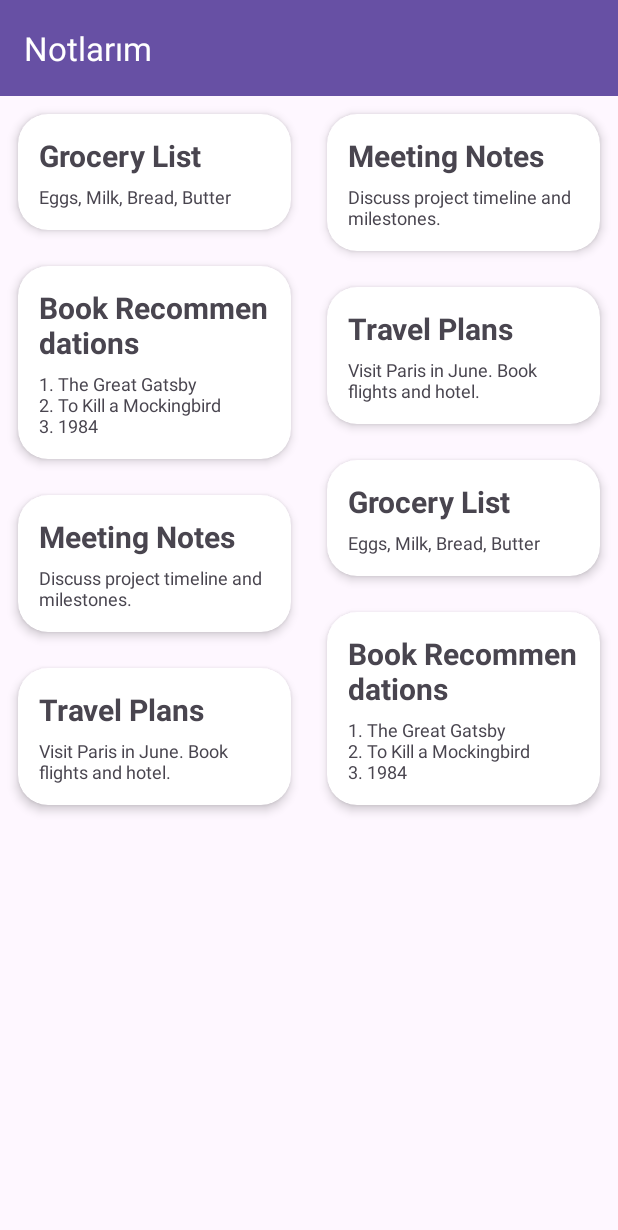
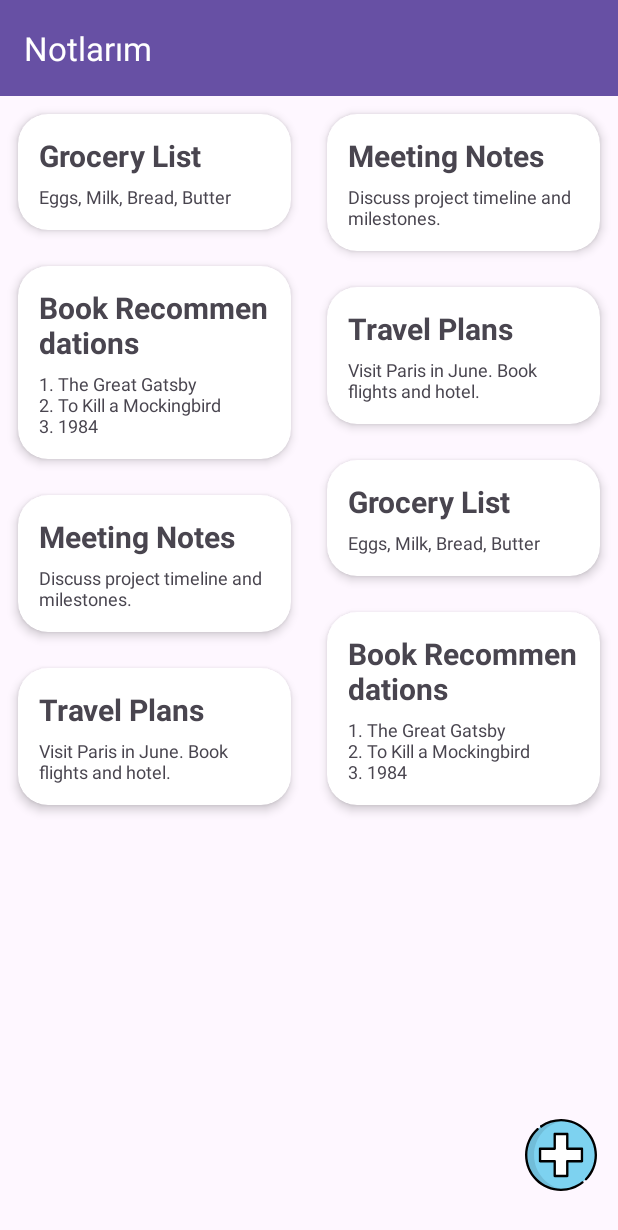
Before and after one commit to oktyGnc/Notmi, an Android app: the screen it shows after launch (MainActivity), on a phone screen of 412 x 824 dp. Shown: the top 1230 px of the screen. Run offline under Robolectric (Android 15) with nearby library versions, the phone set to English and light mode, and no system bars; our stand-ins replace Dagger/Hilt's generated code, Room's generated code, navigation-ui.

Commit message:
feat: Add icons to fragment_note_list layout

```diff
--- /dev/null
+++ b/app/src/main/res/drawable/ic_add.xml
@@ -0,0 +1,17 @@
+<vector xmlns:android="http://schemas.android.com/apk/res/android" android:height="48dp" android:viewportHeight="512" android:viewportWidth="512" android:width="48dp">
+
+    <path android:fillColor="#7DD2F0" android:pathData="M256,256m-247.61,0a247.61,247.61 0,1 1,495.22 0a247.61,247.61 0,1 1,-495.22 0"/>
+
+    <path android:fillAlpha="0.1" android:fillColor="#FF000000" android:pathData="M64.32,256c0,-127.29 96.06,-232.13 219.65,-246.03c-9.18,-1.03 -18.51,-1.58 -27.97,-1.58c-136.75,0 -247.61,110.86 -247.61,247.61s110.86,247.61 247.61,247.61c9.46,0 18.78,-0.55 27.97,-1.58C160.38,488.13 64.32,383.29 64.32,256z" android:strokeAlpha="0.1"/>
+
+    <path android:fillColor="#FFFFFF" android:pathData="M404.96,211.41l-104.37,0l0,-104.37l-89.18,0l0,104.37l-104.37,0l0,89.18l104.37,0l0,104.37l89.18,0l0,-104.37l104.37,0z"/>
+
+    <path android:fillColor="#FF000000" android:pathData="M256,512c-68.38,0 -132.67,-26.63 -181.02,-74.98C26.63,388.67 0,324.38 0,256c0,-36.75 7.62,-72.23 22.66,-105.45c14.52,-32.09 35.17,-60.41 61.36,-84.18c3.43,-3.11 8.74,-2.86 11.85,0.57c3.11,3.43 2.86,8.74 -0.57,11.85c-49.9,45.28 -78.52,109.87 -78.52,177.2c0,63.9 24.88,123.97 70.07,169.15c45.18,45.18 105.26,70.07 169.15,70.07c54.06,0 105.07,-17.59 147.51,-50.88c3.65,-2.86 8.92,-2.22 11.78,1.42c2.86,3.64 2.22,8.92 -1.42,11.78C368.45,493.17 313.86,512 256,512z"/>
+
+    <path android:fillColor="#FF000000" android:pathData="M116.4,59.88c-2.68,0 -5.31,-1.28 -6.93,-3.65c-2.6,-3.81 -1.65,-9 2.13,-11.63c3.72,-2.64 8.89,-1.82 11.61,1.87c2.75,3.73 1.95,8.98 -1.78,11.73c-0.08,0.06 -0.22,0.16 -0.3,0.21C119.68,59.4 118.03,59.88 116.4,59.88z"/>
+
+    <path android:fillColor="#FF000000" android:pathData="M433.49,437.02c-2.11,0 -4.22,-0.79 -5.85,-2.38c-3.32,-3.23 -3.39,-8.54 -0.16,-11.86c43.69,-44.91 67.75,-104.14 67.75,-166.78c0,-63.9 -24.88,-123.97 -70.07,-169.15S319.9,16.78 256,16.78c-48.38,0 -94.99,14.38 -134.79,41.58c-3.83,2.61 -9.05,1.63 -11.66,-2.19c-2.61,-3.83 -1.63,-9.05 2.19,-11.66C154.35,15.39 204.23,0 256,0c68.38,0 132.67,26.63 181.02,74.98s74.98,112.64 74.98,181.02c0,67.03 -25.75,130.42 -72.5,178.48C437.86,436.17 435.67,437.02 433.49,437.02z"/>
+
+    <path android:fillColor="#FF000000" android:pathData="M300.59,413.35h-89.18c-4.63,0 -8.39,-3.76 -8.39,-8.39v-95.98h-95.98c-4.63,0 -8.39,-3.76 -8.39,-8.39v-89.18c0,-4.63 3.76,-8.39 8.39,-8.39h95.98v-95.98c0,-4.63 3.76,-8.39 8.39,-8.39h89.18c4.63,0 8.39,3.76 8.39,8.39v95.98h95.98c4.63,0 8.39,3.76 8.39,8.39v89.18c0,4.63 -3.76,8.39 -8.39,8.39h-95.98v95.98C308.98,409.6 305.23,413.35 300.59,413.35zM219.8,396.57h72.41V300.59c0,-4.63 3.76,-8.39 8.39,-8.39h95.98v-72.41h-95.98c-4.63,0 -8.39,-3.76 -8.39,-8.39v-95.98h-72.41v95.98c0,4.63 -3.76,8.39 -8.39,8.39h-95.98v72.41h95.98c4.63,0 8.39,3.76 8.39,8.39L219.8,396.57L219.8,396.57z"/>
+
+</vector>
--- /dev/null
+++ b/app/src/main/res/drawable/ic_check.xml
@@ -0,0 +1,5 @@
+<vector xmlns:android="http://schemas.android.com/apk/res/android" android:height="48dp" android:viewportHeight="60" android:viewportWidth="60" android:width="48dp">
+
+    <path android:fillColor="#699f4c" android:fillType="evenOdd" android:pathData="M30,60a30,30 0,1 1,30 -30A30,30 0,0 1,30 60ZM13.014,36.765a3.484,3.484 0,0 1,0 -4.9l1.766,-1.756a3.185,3.185 0,0 1,4.574 0.051l3.12,3.237a1.592,1.592 0,0 0,2.311 0l15.9,-16.39a3.187,3.187 0,0 1,4.6 -0.027L47,18.714a3.482,3.482 0,0 1,0 4.846l-21.109,21.451a3.185,3.185 0,0 1,-4.552 0.03Z"/>
+
+</vector>
--- a/app/src/main/res/layout/fragment_note_list.xml
+++ b/app/src/main/res/layout/fragment_note_list.xml
@@ -10,4 +10,14 @@
         android:layout_width="match_parent"
         android:layout_height="match_parent">
     </androidx.recyclerview.widget.RecyclerView>
+
+    <ImageView
+        android:id="@+id/ic_add"
+        android:layout_width="wrap_content"
+        android:layout_height="wrap_content"
+        android:layout_gravity="bottom"
+        android:layout_marginStart="350dp"
+        android:layout_marginBottom="30dp"
+        android:src="@drawable/ic_add" />
+
 </FrameLayout>
--- a/gradle/libs.versions.toml
+++ b/gradle/libs.versions.toml
@@ -1,5 +1,5 @@
 [versions]
-agp = "8.7.1"
+agp = "8.7.2"
 coreTesting = "2.2.0"
 hiltAndroid = "2.51.1"
 kotlin = "1.9.24"
```
Also changed, not shown: app/src/main/res/drawable/ic_delete.xml (added, +31 -0 lines), app/src/main/res/drawable/ic_save.xml (added, +13 -0 lines).
